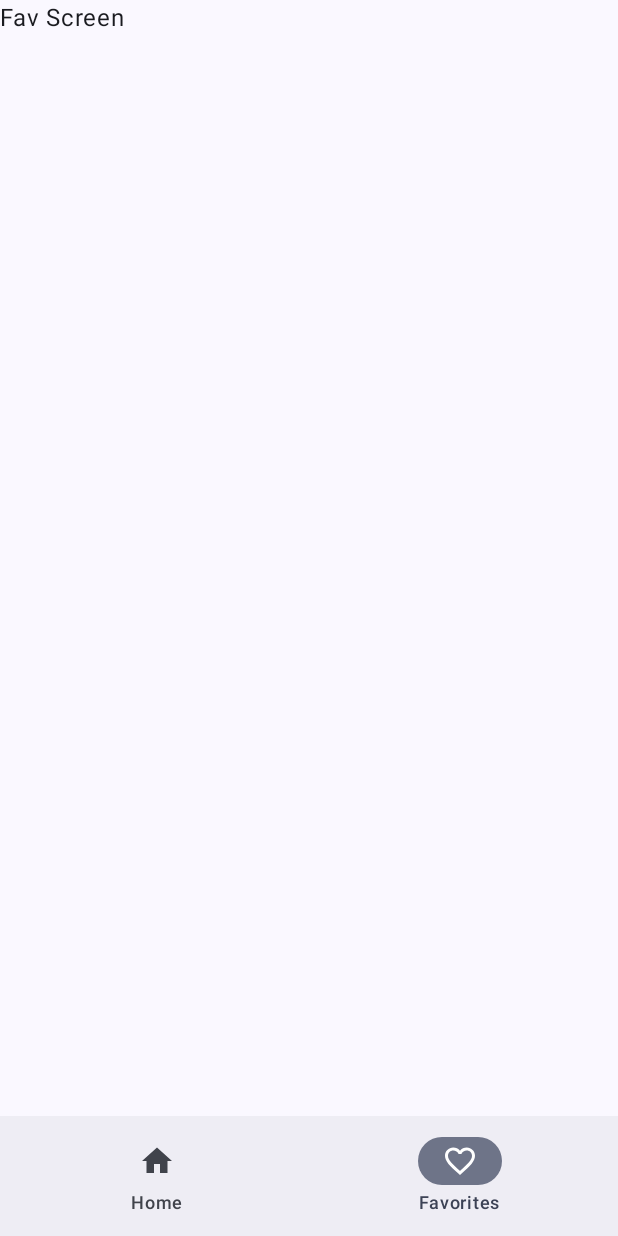
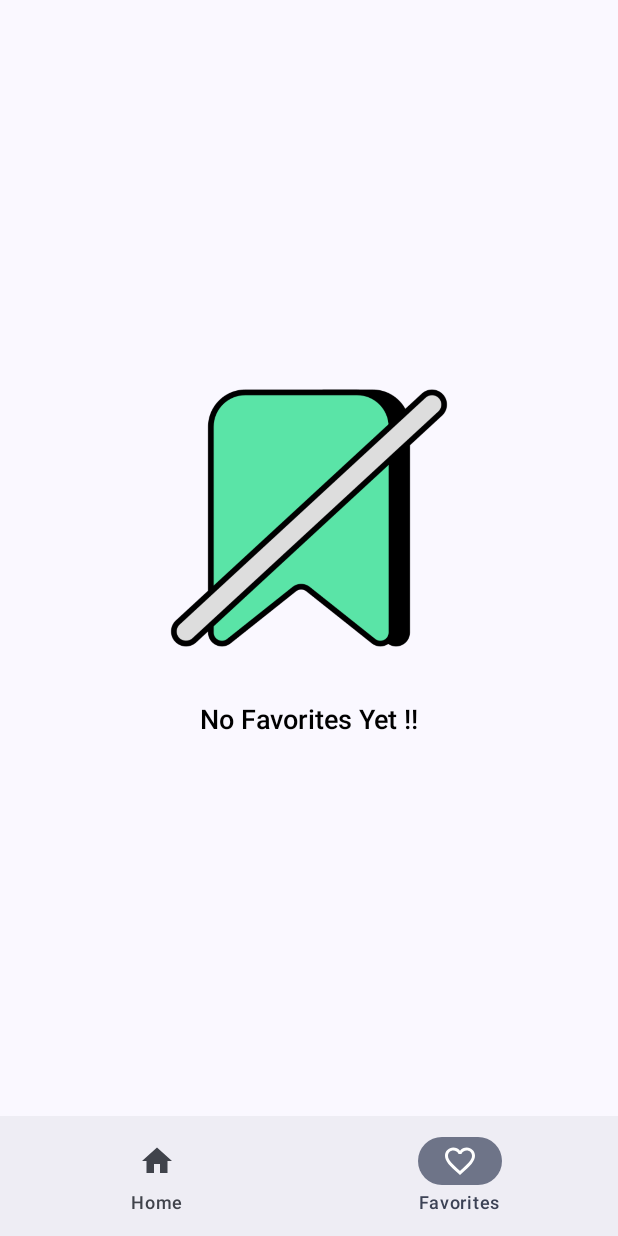
Before and after one commit to utkarsh006/Characterss, an Android app built with Jetpack Compose: the FavoritesScreen screen opened through its navigation route, on a phone screen of 412 x 824 dp. Run offline under Robolectric (Android 15) with nearby library versions, the phone set to English and light mode, and no system bars; our stand-ins replace Dagger/Hilt's generated code.

Commit message:
fix: design fixes

```diff
--- a/app/src/main/java/com/example/characters/presentation/FavoritesScreen.kt
+++ b/app/src/main/java/com/example/characters/presentation/FavoritesScreen.kt
@@ -1,13 +1,56 @@
 package com.example.characters.presentation
 
-import androidx.compose.material3.Text
+import androidx.compose.foundation.Image
+import androidx.compose.foundation.layout.Arrangement
+import androidx.compose.foundation.layout.Column
+import androidx.compose.foundation.layout.Spacer
+import androidx.compose.foundation.layout.fillMaxSize
+import androidx.compose.foundation.layout.height
+import androidx.compose.foundation.layout.padding
+import androidx.compose.foundation.layout.size
 import androidx.compose.runtime.Composable
+import androidx.compose.ui.Alignment
+import androidx.compose.ui.Modifier
+import androidx.compose.ui.graphics.Color
+import androidx.compose.ui.res.painterResource
+import androidx.compose.ui.text.font.FontWeight
+import androidx.compose.ui.unit.dp
 import androidx.navigation.NavController
+import com.example.characters.presentation.character_list.components.TextComponent
+import com.example.crypto.R
 
 
 @Composable
 fun FavoritesScreen(
     navController: NavController,
 ) {
-    Text("Fav Screen")
+    Column(
+        modifier = Modifier
+            .fillMaxSize()
+            .padding(16.dp),
+        verticalArrangement = Arrangement.Center,
+        horizontalAlignment = Alignment.CenterHorizontally
+    ) {
+        NoFavoritesUi()
+    }
 }
+
+@Composable
+fun NoFavoritesUi(modifier: Modifier = Modifier) {
+
+    Image(
+        painter = painterResource(id = R.drawable.ic_no_favs),
+        contentDescription = "No Favorites Saved",
+        modifier = Modifier.size(200.dp)
+    )
+
+    Spacer(modifier = Modifier.height(16.dp))
+
+    TextComponent(
+        text = "No Favorites Yet !!",
+        fontWeight = FontWeight.SemiBold,
+        fontSize = 18f,
+        color = Color.Black,
+        padding = 8.dp
+    )
+}
--- a/app/src/main/java/com/example/characters/presentation/character_list/CharacterListScreen.kt
+++ b/app/src/main/java/com/example/characters/presentation/character_list/CharacterListScreen.kt
@@ -44,9 +44,8 @@ fun CharacterListScreen(
                 onSearchTextChange = { viewModel.onSearchTextChange(it) }
             )
 
-            Spacer(modifier = Modifier.height(16.dp))
+            Spacer(modifier = Modifier.height(8.dp))
 
-            // LazyColumn for character list
             LazyColumn(modifier = Modifier.fillMaxSize()) {
                 items(displayedCharacters) { particularCharacter ->
                     CharacterListItem(
--- a/app/src/main/java/com/example/characters/presentation/character_list/components/NoInternet.kt
+++ b/app/src/main/java/com/example/characters/presentation/character_list/components/NoInternet.kt
@@ -10,12 +10,13 @@ import androidx.compose.foundation.layout.padding
 import androidx.compose.foundation.layout.size
 import androidx.compose.material3.Button
 import androidx.compose.material3.CircularProgressIndicator
-import androidx.compose.material3.MaterialTheme
 import androidx.compose.material3.Text
 import androidx.compose.runtime.Composable
 import androidx.compose.ui.Alignment
 import androidx.compose.ui.Modifier
+import androidx.compose.ui.graphics.Color
 import androidx.compose.ui.res.painterResource
+import androidx.compose.ui.text.font.FontWeight
 import androidx.compose.ui.unit.dp
 import com.example.crypto.R
 
@@ -31,12 +32,19 @@ fun NoInternet(isRetrying: Boolean, onRetry: () -> Unit) {
         Image(
             painter = painterResource(id = R.drawable.ic_no_internet),
             contentDescription = "No Internet Connection !!",
-            modifier = Modifier.size(120.dp)
+            modifier = Modifier.size(200.dp)
         )
 
         Spacer(modifier = Modifier.height(16.dp))
 
-        Text(text = "No Internet Connection !!", style = MaterialTheme.typography.bodyMedium)
+        TextComponent(
+            text = "No Internet Connection !!",
+            fontWeight = FontWeight.SemiBold,
+            fontSize = 14f,
+            color = Color.Black,
+            padding = 8.dp
+        )
+
         Spacer(modifier = Modifier.height(16.dp))
 
         Button(
```
Also changed, not shown: app/src/main/res/drawable/ic_no_favs.png (added).
